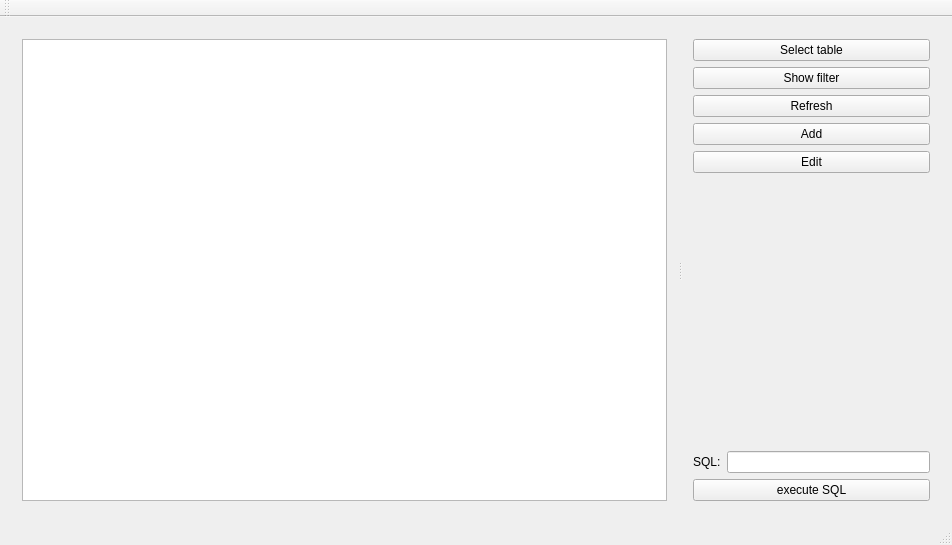
First picture: the form in mainwindow.ui, repository kurofand/Schwarze-feder, before the edit.
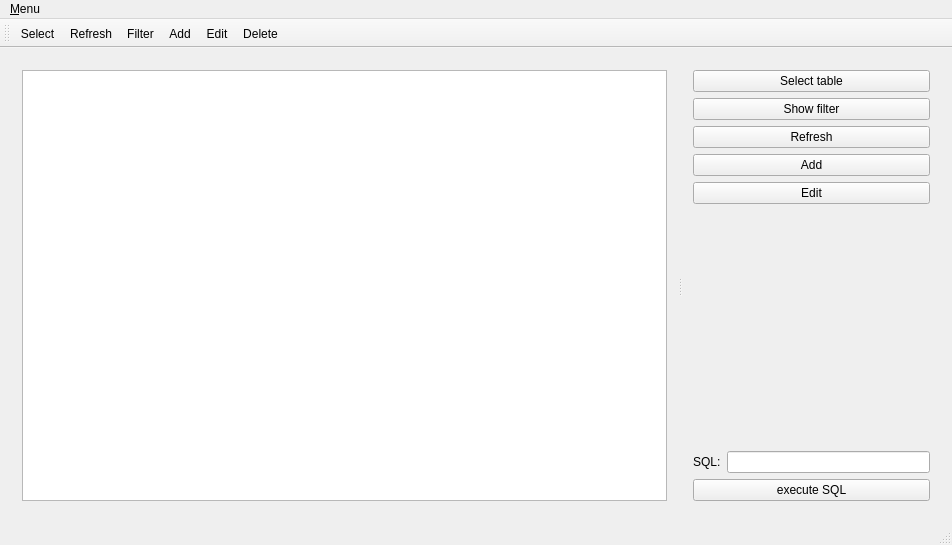
Second picture: the form after the edit. Icons and pictures are not drawn.

Commit message: 1. Tables update bugs fixed 2. Record drop func created 3. Push buttons was changed to tool bar buttons 4. Tool bar buttons enable state changes created

What changed in the file:
```diff
--- a/mainwindow.ui
+++ b/mainwindow.ui
@@ -134,6 +134,13 @@
      <height>30</height>
     </rect>
    </property>
+   <widget class="QMenu" name="menuMenu">
+    <property name="title">
+     <string>&amp;Menu</string>
+    </property>
+    <addaction name="aExit"/>
+   </widget>
+   <addaction name="menuMenu"/>
   </widget>
   <widget class="QToolBar" name="mainToolBar">
    <attribute name="toolBarArea">
@@ -142,8 +149,73 @@
    <attribute name="toolBarBreak">
     <bool>false</bool>
    </attribute>
+   <addaction name="aSelect"/>
+   <addaction name="aRefresh"/>
+   <addaction name="aFilter"/>
+   <addaction name="aAdd"/>
+   <addaction name="aEdit"/>
+   <addaction name="aDelete"/>
   </widget>
   <widget class="QStatusBar" name="statusBar"/>
+  <action name="aSelect">
+   <property name="icon">
+    <iconset>
+     <normaloff>../Downloads/icons8-database-50.png</normaloff>../Downloads/icons8-database-50.png</iconset>
+   </property>
+   <property name="text">
+    <string>Select</string>
+   </property>
+  </action>
+  <action name="aRefresh">
+   <property name="icon">
+    <iconset>
+     <normaloff>../Downloads/icons8-data-backup-50.png</normaloff>../Downloads/icons8-data-backup-50.png</iconset>
+   </property>
+   <property name="text">
+    <string>Refresh</string>
+   </property>
+  </action>
+  <action name="aFilter">
+   <property name="icon">
+    <iconset>
+     <normaloff>../Downloads/icons8-conversion-50.png</normaloff>../Downloads/icons8-conversion-50.png</iconset>
+   </property>
+   <property name="text">
+    <string>Filter</string>
+   </property>
+  </action>
+  <action name="aAdd">
+   <property name="icon">
+    <iconset>
+     <normaloff>../Downloads/icons8-add-row-50.png</normaloff>../Downloads/icons8-add-row-50.png</iconset>
+   </property>
+   <property name="text">
+    <string>Add</string>
+   </property>
+  </action>
+  <action name="aEdit">
+   <property name="icon">
+    <iconset>
+     <normaloff>../Downloads/icons8-edit-row-50.png</normaloff>../Downloads/icons8-edit-row-50.png</iconset>
+   </property>
+   <property name="text">
+    <string>Edit</string>
+   </property>
+  </action>
+  <action name="aDelete">
+   <property name="icon">
+    <iconset>
+     <normaloff>../Downloads/icons8-delete-row-50.png</normaloff>../Downloads/icons8-delete-row-50.png</iconset>
+   </property>
+   <property name="text">
+    <string>Delete</string>
+   </property>
+  </action>
+  <action name="aExit">
+   <property name="text">
+    <string>Exit</string>
+   </property>
+  </action>
  </widget>
  <layoutdefault spacing="6" margin="11"/>
  <resources/>
```
The commit also changes 6 other files.
